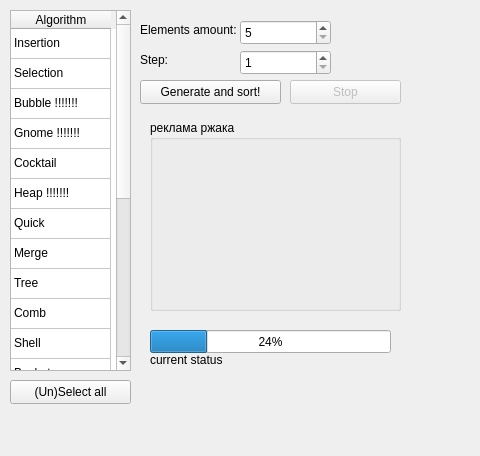
Old version of the form mainwindow.ui in the repository MarkusDarkus/Sort_Algo; both pictures show x 0 to 480 and y 0 to 456 of the 892 by 456 pixel window.
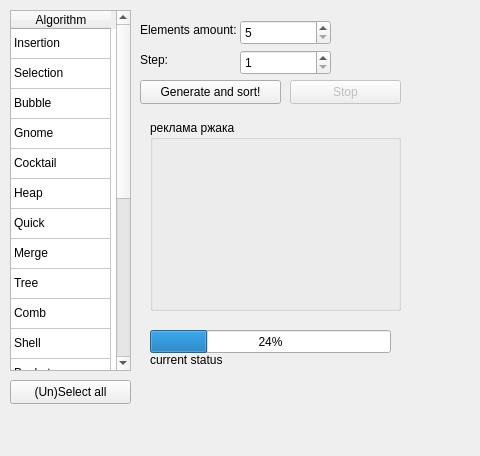
New version of the form.

Diff of the .ui file:
```diff
--- a/mainwindow.ui
+++ b/mainwindow.ui
@@ -88,12 +88,12 @@
     </item>
     <item row="2" column="0">
      <property name="text">
-      <string>Bubble !!!!!!!</string>
+      <string>Bubble</string>
      </property>
     </item>
     <item row="3" column="0">
      <property name="text">
-      <string>Gnome !!!!!!!</string>
+      <string>Gnome</string>
      </property>
     </item>
     <item row="4" column="0">
@@ -103,7 +103,7 @@
     </item>
     <item row="5" column="0">
      <property name="text">
-      <string>Heap !!!!!!!</string>
+      <string>Heap</string>
      </property>
     </item>
     <item row="6" column="0">
```
